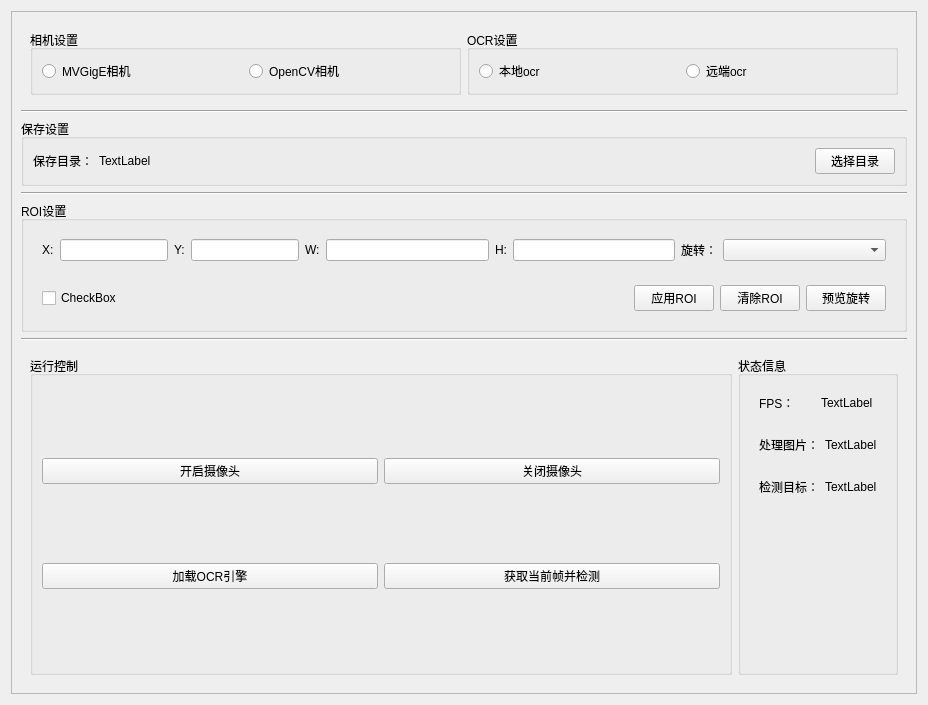
Before: the Qt Designer form UI/control.ui in lexxxx-cmd/MailParser, drawn with Qt 5.
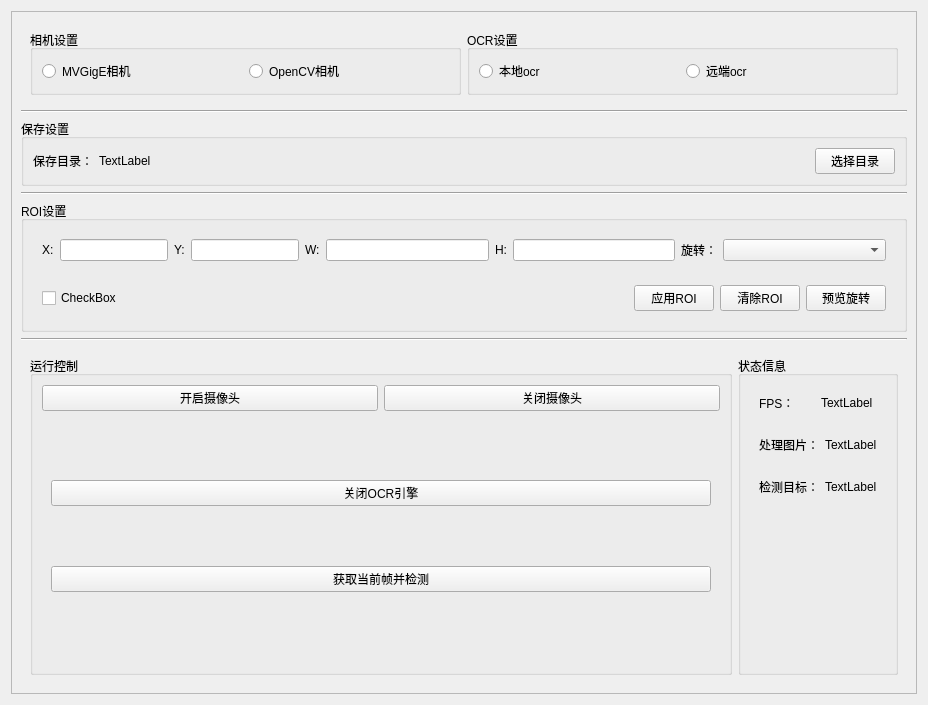
After: the same form once the commit is applied.

```diff
--- a/UI/control.ui
+++ b/UI/control.ui
@@ -298,19 +298,8 @@
              <string>运行控制</string>
             </property>
             <layout class="QGridLayout" name="gridLayout_2">
-             <item row="1" column="0">
-              <widget class="QPushButton" name="btnLoadOcrEngine">
-               <property name="text">
-                <string>加载OCR引擎</string>
-               </property>
-              </widget>
-             </item>
-             <item row="1" column="1">
-              <widget class="QPushButton" name="btnDetectCurrentFrame">
-               <property name="text">
-                <string>获取当前帧并检测</string>
-               </property>
-              </widget>
+             <item row="4" column="0" colspan="2">
+              <widget class="QWidget" name="widget_8" native="true"/>
              </item>
              <item row="0" column="0">
               <widget class="QPushButton" name="btnStartCamera">
@@ -338,6 +327,48 @@
                </property>
               </widget>
              </item>
+             <item row="3" column="0" colspan="2">
+              <widget class="QStackedWidget" name="stackedWidget">
+               <property name="sizePolicy">
+                <sizepolicy hsizetype="Expanding" vsizetype="Expanding">
+                 <horstretch>0</horstretch>
+                 <verstretch>0</verstretch>
+                </sizepolicy>
+               </property>
+               <property name="currentIndex">
+                <number>0</number>
+               </property>
+               <widget class="QWidget" name="page">
+                <layout class="QVBoxLayout" name="verticalLayout_5">
+                 <item>
+                  <widget class="QPushButton" name="btnStopOcrEngine">
+                   <property name="text">
+                    <string>关闭OCR引擎</string>
+                   </property>
+                  </widget>
+                 </item>
+                 <item>
+                  <widget class="QPushButton" name="btnDetectCurrentFrame">
+                   <property name="text">
+                    <string>获取当前帧并检测</string>
+                   </property>
+                  </widget>
+                 </item>
+                </layout>
+               </widget>
+               <widget class="QWidget" name="page_2">
+                <layout class="QHBoxLayout" name="horizontalLayout_11">
+                 <item>
+                  <widget class="QPushButton" name="btnLoadOcrEngine">
+                   <property name="text">
+                    <string>加载OCR引擎</string>
+                   </property>
+                  </widget>
+                 </item>
+                </layout>
+               </widget>
+              </widget>
+             </item>
             </layout>
            </widget>
           </item>
```
